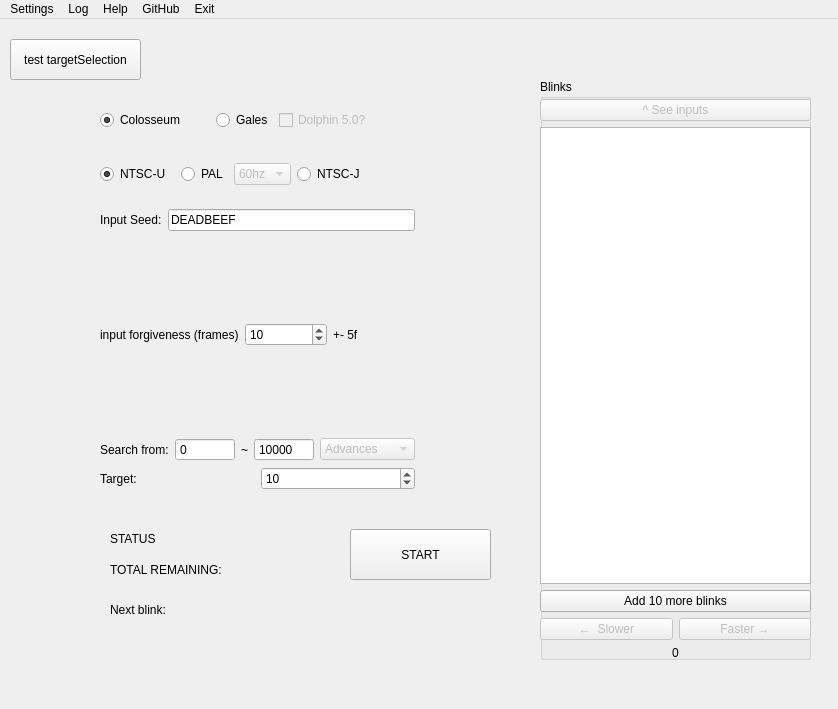
Qt form OpenBlink/GuiProjectBackup/OpenBlink2/mainwindow.ui (KapitalRoser/OpenBlink) before a commit.
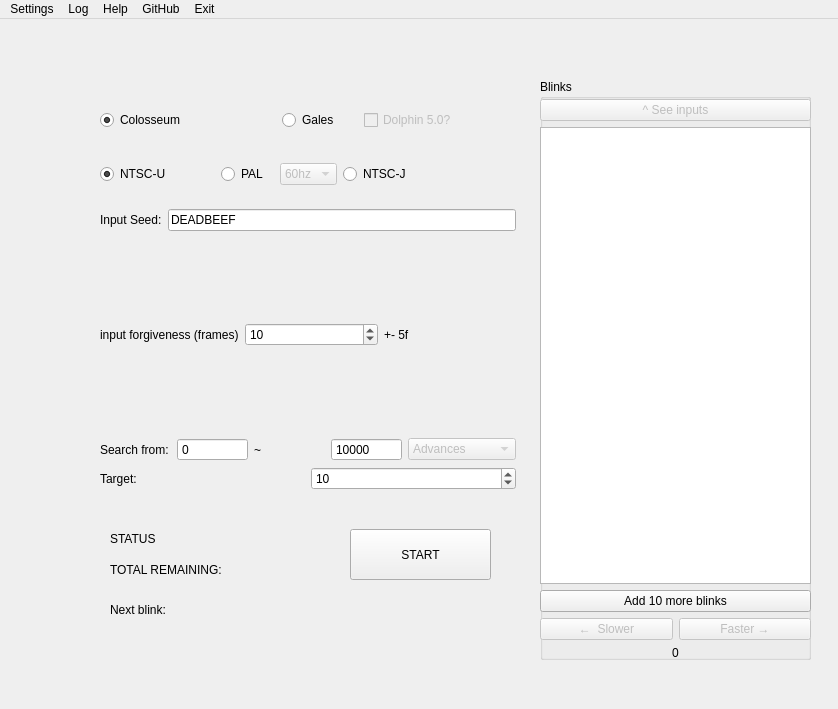
The same form after that commit.

```diff
--- a/OpenBlink/GuiProjectBackup/OpenBlink2/mainwindow.ui
+++ b/OpenBlink/GuiProjectBackup/OpenBlink2/mainwindow.ui
@@ -69,19 +69,6 @@
      <string>Next blink:</string>
     </property>
    </widget>
-   <widget class="QPushButton" name="pushButton_3">
-    <property name="geometry">
-     <rect>
-      <x>10</x>
-      <y>20</y>
-      <width>131</width>
-      <height>41</height>
-     </rect>
-    </property>
-    <property name="text">
-     <string>test targetSelection</string>
-    </property>
-   </widget>
    <widget class="QGroupBox" name="groupBox">
     <property name="geometry">
      <rect>
@@ -166,7 +153,7 @@
      <rect>
       <x>100</x>
       <y>190</y>
-      <width>315</width>
+      <width>416</width>
       <height>281</height>
      </rect>
     </property>
@@ -332,7 +319,7 @@
      <rect>
       <x>100</x>
       <y>80</y>
-      <width>272</width>
+      <width>357</width>
       <height>42</height>
      </rect>
     </property>
@@ -375,7 +362,7 @@
      <rect>
       <x>100</x>
       <y>130</y>
-      <width>272</width>
+      <width>358</width>
       <height>51</height>
      </rect>
     </property>
```
Left out of the diff: 3 changed lines with no effect on the pictures.
